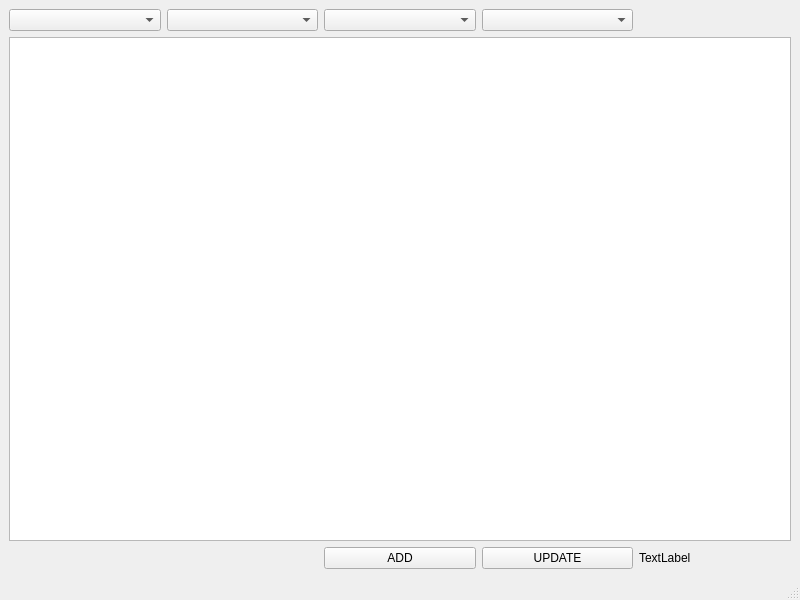
This is essai_find.ui in heliomaster/essai_find as Qt 5 draws it before an edit. The edited form follows.
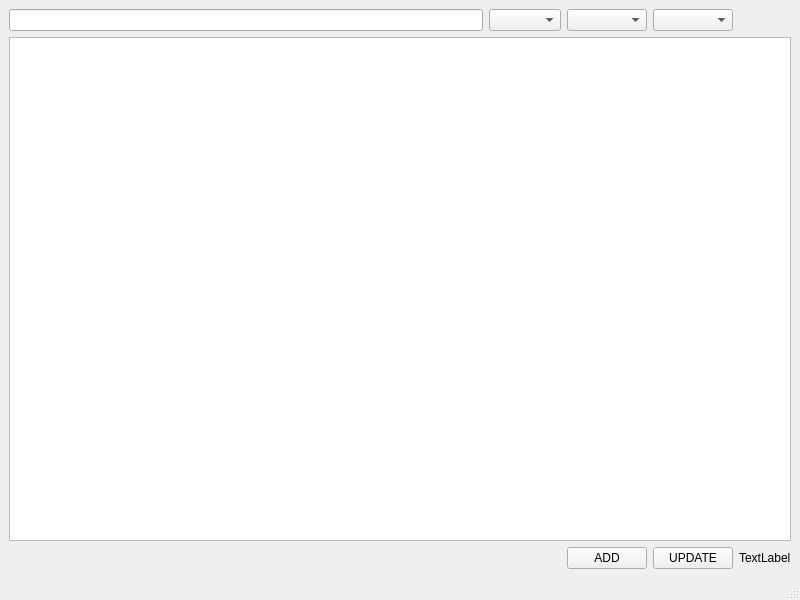
This is the edited form.

The edit to the form file:
```diff
--- a/essai_find.ui
+++ b/essai_find.ui
@@ -31,9 +31,6 @@
     <item row="1" column="0" colspan="5">
      <widget class="QTableView" name="tableView"/>
     </item>
-    <item row="0" column="0">
-     <widget class="QComboBox" name="comboBox_pilot"/>
-    </item>
     <item row="2" column="4">
      <widget class="QLabel" name="label">
       <property name="styleSheet">
@@ -61,6 +58,9 @@
       </property>
      </widget>
     </item>
+    <item row="0" column="0">
+     <widget class="QLineEdit" name="lineEdit_search"/>
+    </item>
    </layout>
   </widget>
   <widget class="QMenuBar" name="menubar">
```
